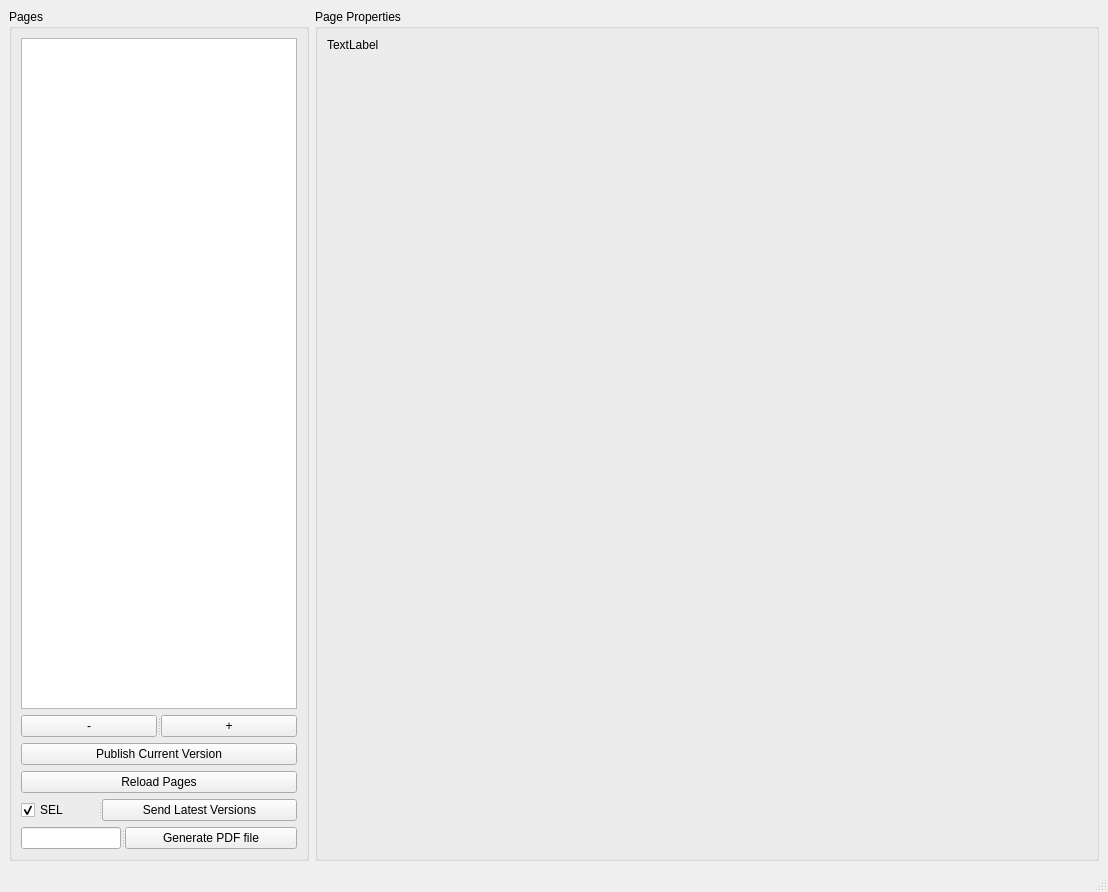
This is assembler/ui/ui_assembler_main.ui in kiryha/CIS553 as Qt 5 draws it before an edit. The edited form follows.
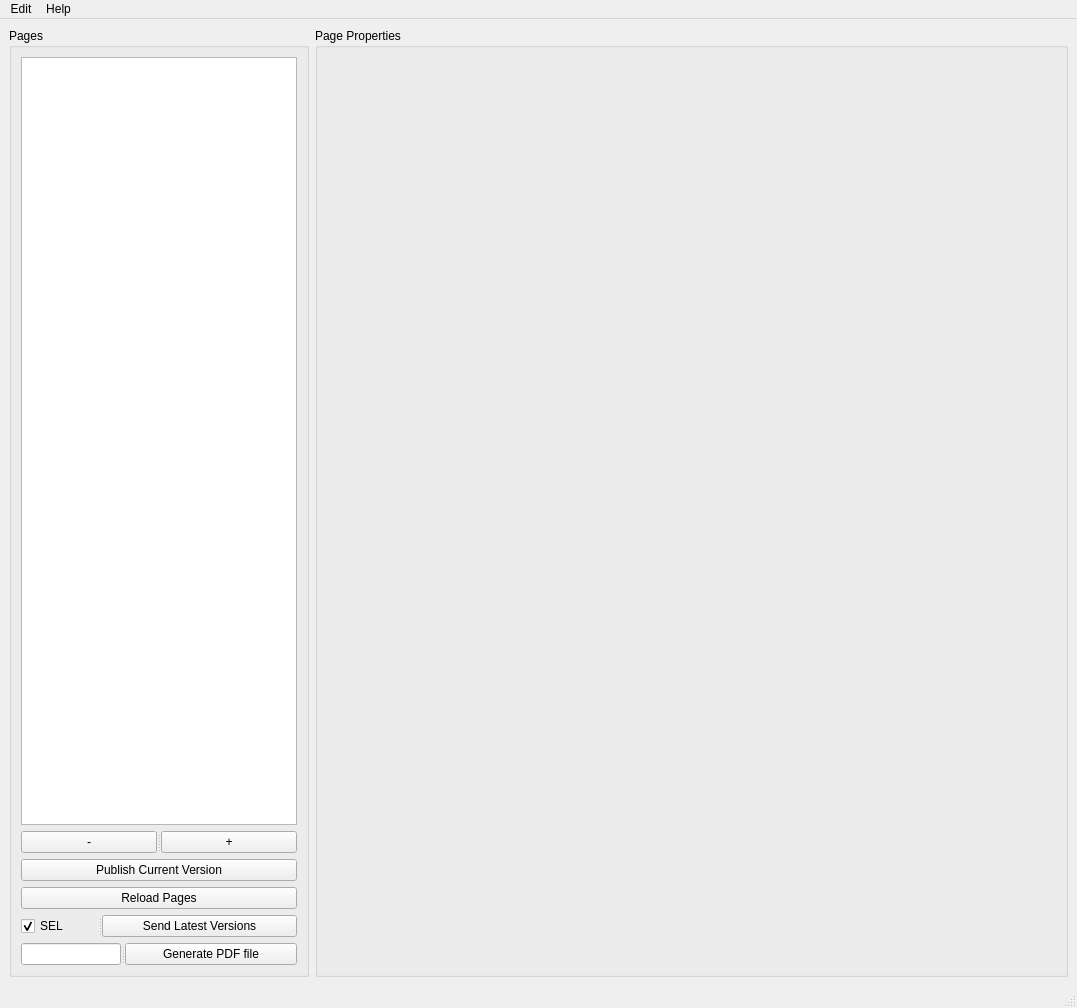
This is the edited form.

What changed in the file:
```diff
--- a/assembler/ui/ui_assembler_main.ui
+++ b/assembler/ui/ui_assembler_main.ui
@@ -6,8 +6,8 @@
    <rect>
     <x>0</x>
     <y>0</y>
-    <width>1108</width>
-    <height>892</height>
+    <width>1077</width>
+    <height>1008</height>
    </rect>
   </property>
   <property name="windowTitle">
@@ -128,7 +128,7 @@
        <item>
         <widget class="QLabel" name="labPage">
          <property name="text">
-          <string>TextLabel</string>
+          <string/>
          </property>
         </widget>
        </item>
@@ -155,10 +155,24 @@
     <rect>
      <x>0</x>
      <y>0</y>
-     <width>1108</width>
+     <width>1077</width>
      <height>21</height>
     </rect>
    </property>
+   <widget class="QMenu" name="menuHelp">
+    <property name="title">
+     <string>Help</string>
+    </property>
+    <addaction name="actionDocumentation"/>
+   </widget>
+   <widget class="QMenu" name="menuEdit">
+    <property name="title">
+     <string>Edit</string>
+    </property>
+    <addaction name="actionSet_Project"/>
+   </widget>
+   <addaction name="menuEdit"/>
+   <addaction name="menuHelp"/>
   </widget>
   <widget class="QStatusBar" name="statusbar"/>
  </widget>
```
Left out of the diff: 10 changed lines with no effect on the pictures.
